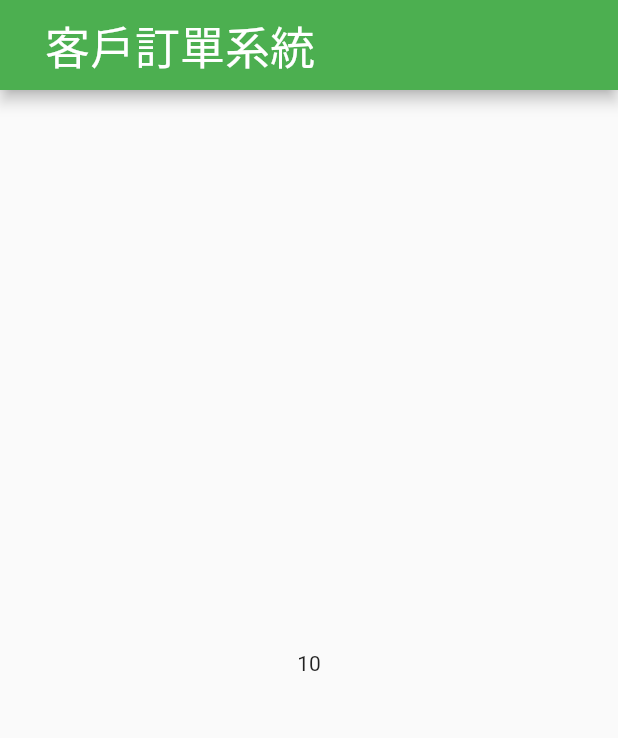
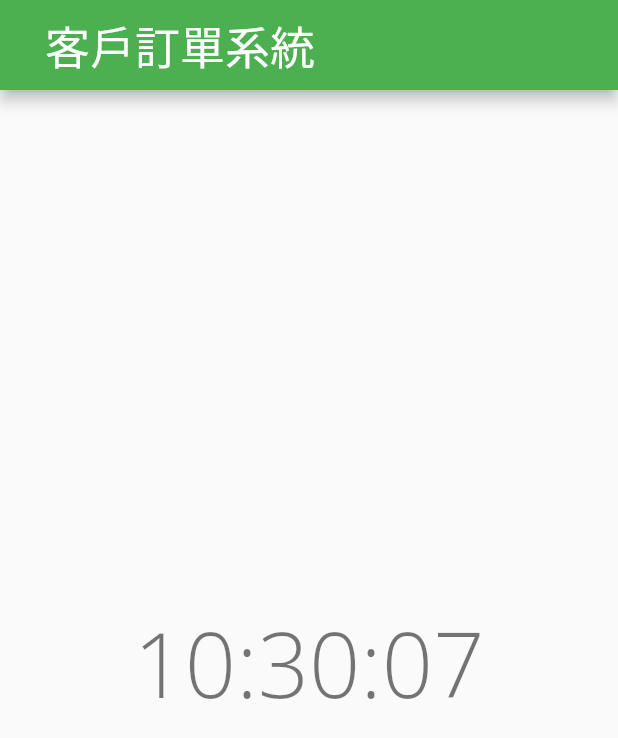
Before and after one commit to ryan2156/order-system, a Flutter app: the screen it shows after launch, on a phone screen of 412 x 824 dp. Shown: the top 738 px of the screen. Run offline on Flutter 3.47's test engine with Material 2 defaults, Android fonts, the phone set to English and light mode, and no system bars.

Commit message:
做出可以自己更新的時鐘了

```diff
--- a/lib/screens/components/clock.dart
+++ b/lib/screens/components/clock.dart
@@ -1,6 +1,7 @@
-import 'package:clock/clock.dart';
+import 'dart:async';
+
 import 'package:flutter/material.dart';
-import 'package:flutter/src/material/time.dart';
+import 'package:intl/intl.dart';
 
 class ThisTime extends StatefulWidget {
   const ThisTime({Key? key}) : super(key: key);
@@ -10,14 +11,49 @@ class ThisTime extends StatefulWidget {
 
 }
 
-TimeOfDay _now = TimeOfDay.now();
+class _TimeNow extends State<ThisTime> {
 
-class _TimeNow extends State<ThisTime> {
+  late Timer _timer;
+  DateTime dateTime = DateTime.now();
+
+
+  @override
+  void initState(){
+    super.initState();
+    dateTime = DateTime.now();
+    _timer = Timer.periodic(Duration (seconds: 1), setTime);
+  }
+
+  void setTime(Timer timer) {
+    setState(() {
+      dateTime = DateTime.now();
+    });
+  }
+
+  void dispose() {
+    _timer.cancel();
+    super.dispose();
+  }
+
+  static const weekday = ['星期一', '星期二', '星期三', '星期四', '星期五', '星期六', '星期日'];
+
   @override
   Widget build(BuildContext context) {
-    return Center(
-      child: Text('${_now.hour}'),
+    return MaterialApp(
+      debugShowCheckedModeBanner: false,
+      home: Center(
+        child: Text(
+          '${dateTime.hour}:${dateTime.minute.toString().padLeft(2,'0')}:${dateTime.second.toString().padLeft(2,'0')}',
+          style: const TextStyle(
+            fontFamily: 'OpenSans',
+            fontWeight: FontWeight.w300,
+            color: Colors.black54,
+            decoration: TextDecoration.none,
+            fontSize: 60,
+          ),
+          textAlign: TextAlign.center,
+        ),
+      ),
     );
   }
-
 }
--- a/lib/screens/homepage.dart
+++ b/lib/screens/homepage.dart
@@ -1,4 +1,3 @@
-import 'package:clock/clock.dart';
 import 'package:flutter/material.dart';
 import 'package:ordersystem/screens/components/clock.dart';
 
@@ -26,7 +25,8 @@ class _HomePageState extends State<Homepage>{
         titleSpacing: 30,
         toolbarHeight: 60,
       ),
-      body: const ThisTime(),
+
+      body: ThisTime(),
     );
   }
 }
```
Also changed, not shown: pubspec.yaml (+7 -1 lines), fonts/OpenSans-Light.ttf (added), pubspec.lock.
